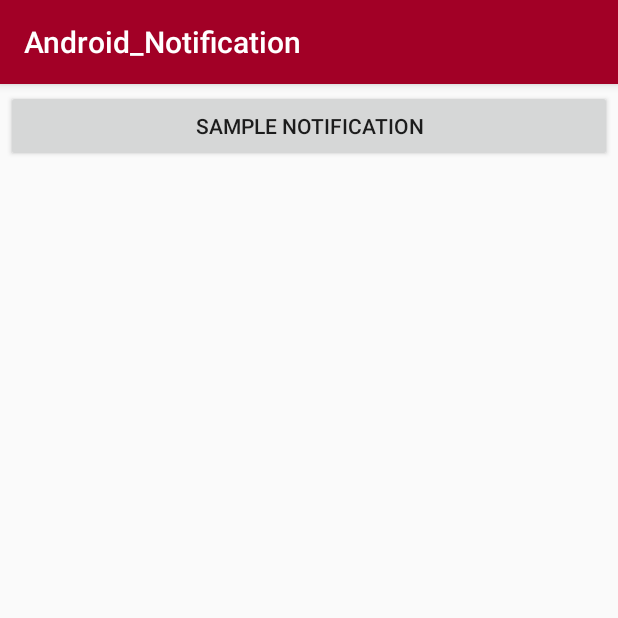
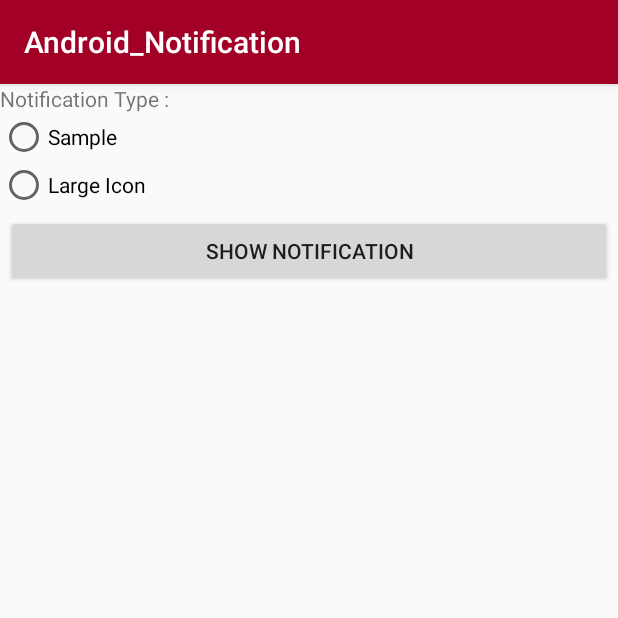
Before and after one commit to esmaeil-ahmadipour/Android_Notification, an Android app: the screen it shows after launch (MainActivity), on a phone screen of 412 x 824 dp, the top half of it. Run offline under Robolectric (Android 15) with nearby library versions, the phone set to English and light mode, and no system bars.

Commit message:
Commit> Notification> LargeIcon Notification

```diff
--- a/app/src/main/java/ir/ea2/android_notification/MainActivity.java
+++ b/app/src/main/java/ir/ea2/android_notification/MainActivity.java
@@ -4,30 +4,54 @@ import android.content.Context;
 import android.os.Bundle;
 import android.view.View;
 import android.widget.Button;
+import android.widget.RadioButton;
+import android.widget.RadioGroup;
+import android.widget.Toast;
+
 import androidx.appcompat.app.AppCompatActivity;
 
 public class MainActivity extends AppCompatActivity {
     Context context = this;
-    private Button btnSampleNotification;
+    private Button btnShowNotification;
+    private RadioButton rdBtnSample, rdBtnLargeIcon;
+    private RadioGroup rdGroup;
+    private int checkedRadioButton;
 
     @Override
     protected void onCreate(Bundle savedInstanceState) {
         super.onCreate(savedInstanceState);
         setContentView(R.layout.activity_main);
         setViews();
-        clickListeners();
+        clickListener();
     }
 
-    private void clickListeners() {
-        btnSampleNotification.setOnClickListener(new View.OnClickListener() {
+    private void clickListener() {
+        btnShowNotification.setOnClickListener(new View.OnClickListener() {
             @Override
             public void onClick(View view) {
-                CustomNotification.getInstance().sampleNotification(context);
+                checkedRadioButton = rdGroup.getCheckedRadioButtonId();
+                switch (checkedRadioButton) {
+                    case R.id.ac_main_rdBtn_sampleNotification: {
+                        CustomNotification.getInstance().sampleNotification(context);
+                    }
+                    break;
+                    case R.id.ac_main_rdBtn_largeIconNotification: {
+                        CustomNotification.getInstance().largeIconNotification(context);
+                    }
+                    break;
+                    default:
+                        Toast.makeText(context, "Please , Select One Item!", Toast.LENGTH_SHORT).show();
+                }
             }
         });
     }
 
     private void setViews() {
-        btnSampleNotification = (Button) findViewById(R.id.main_btn_sample_notification);
+        btnShowNotification = (Button) findViewById(R.id.main_btn_showNotification);
+        rdBtnLargeIcon = (RadioButton) findViewById(R.id.ac_main_rdBtn_largeIconNotification);
+        rdBtnSample = (RadioButton) findViewById(R.id.ac_main_rdBtn_sampleNotification);
+        rdGroup = (RadioGroup) findViewById(R.id.ac_main_rdGroup);
     }
+
+
 }
--- a/app/src/main/res/layout/activity_main.xml
+++ b/app/src/main/res/layout/activity_main.xml
@@ -3,19 +3,43 @@
     xmlns:app="http://schemas.android.com/apk/res-auto"
     xmlns:tools="http://schemas.android.com/tools"
     android:layout_width="match_parent"
+    android:layout_height="match_parent"
     android:orientation="vertical"
-    android:layout_height="match_parent"
     tools:context=".MainActivity">
 
+    <TextView
+        android:layout_width="wrap_content"
+        android:layout_height="wrap_content"
+        android:text="@string/main_txt" />
+
+    <RadioGroup
+        android:id="@+id/ac_main_rdGroup"
+        android:layout_width="wrap_content"
+        android:layout_height="wrap_content">
+
+        <RadioButton
+            android:id="@+id/ac_main_rdBtn_sampleNotification"
+            android:layout_width="wrap_content"
+            android:layout_height="wrap_content"
+            android:text="@string/main_rdBtn_sample" />
+
+        <RadioButton
+            android:id="@+id/ac_main_rdBtn_largeIconNotification"
+            android:layout_width="wrap_content"
+            android:layout_height="wrap_content"
+            android:text="@string/main_rdBtn_largeIcon" />
+
+    </RadioGroup>
     <Button
-        android:id="@+id/main_btn_sample_notification"
+        android:id="@+id/main_btn_showNotification"
         android:layout_width="match_parent"
         android:layout_height="wrap_content"
         android:layout_margin="4dp"
-        android:text="@string/main_btn1"
+        android:text="@string/main_btn"
         app:layout_constraintBottom_toBottomOf="parent"
         app:layout_constraintLeft_toLeftOf="parent"
         app:layout_constraintRight_toRightOf="parent"
         app:layout_constraintTop_toTopOf="parent" />
 
+
 </LinearLayout>
--- a/app/src/main/res/values/strings.xml
+++ b/app/src/main/res/values/strings.xml
@@ -1,7 +1,10 @@
 <resources>
     <string name="app_name">Android_Notification</string>
     <!-- Main Activity -->
-    <string name="main_btn1">Sample Notification</string>
+    <string name="main_txt">Notification Type :</string>
+    <string name="main_btn">Show Notification</string>
+    <string name="main_rdBtn_sample">Sample</string>
+    <string name="main_rdBtn_largeIcon">Large Icon</string>
     <!-- Notification Data -->
     <string name="notification_title">Notification App</string>
     <string name="notification_text">This Is Sample Notification</string>
```
Also changed, not shown: app/src/main/java/ir/ea2/android_notification/CustomNotification.java (+34 -2 lines), app/src/main/res/drawable/notification.png (added).
